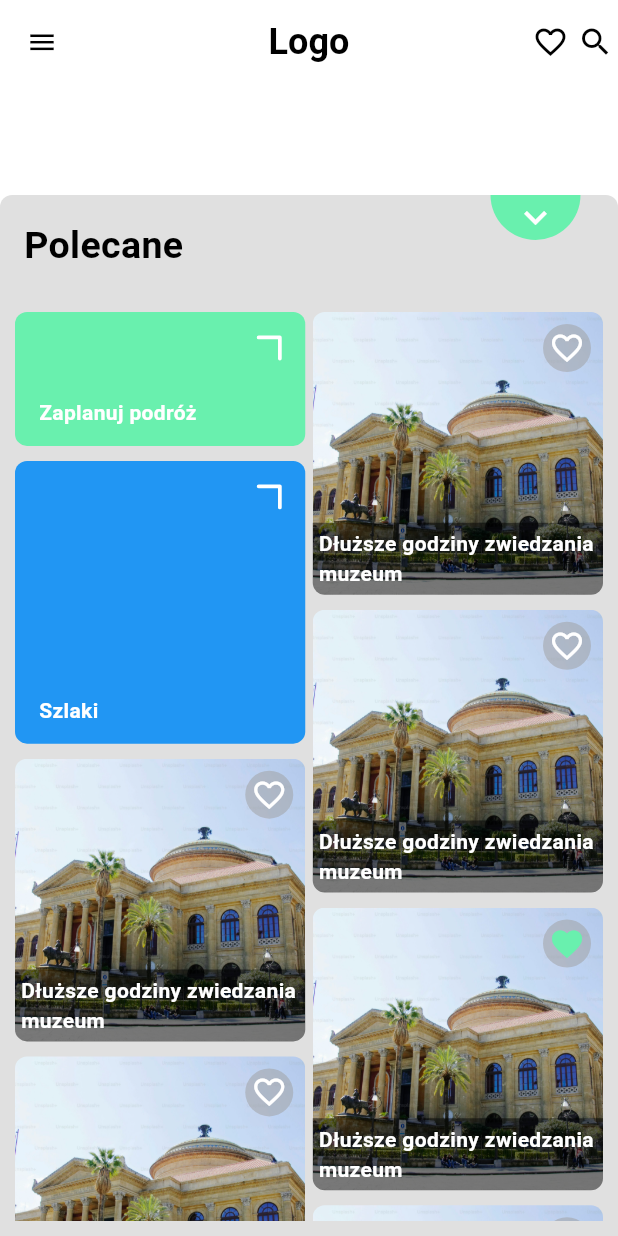
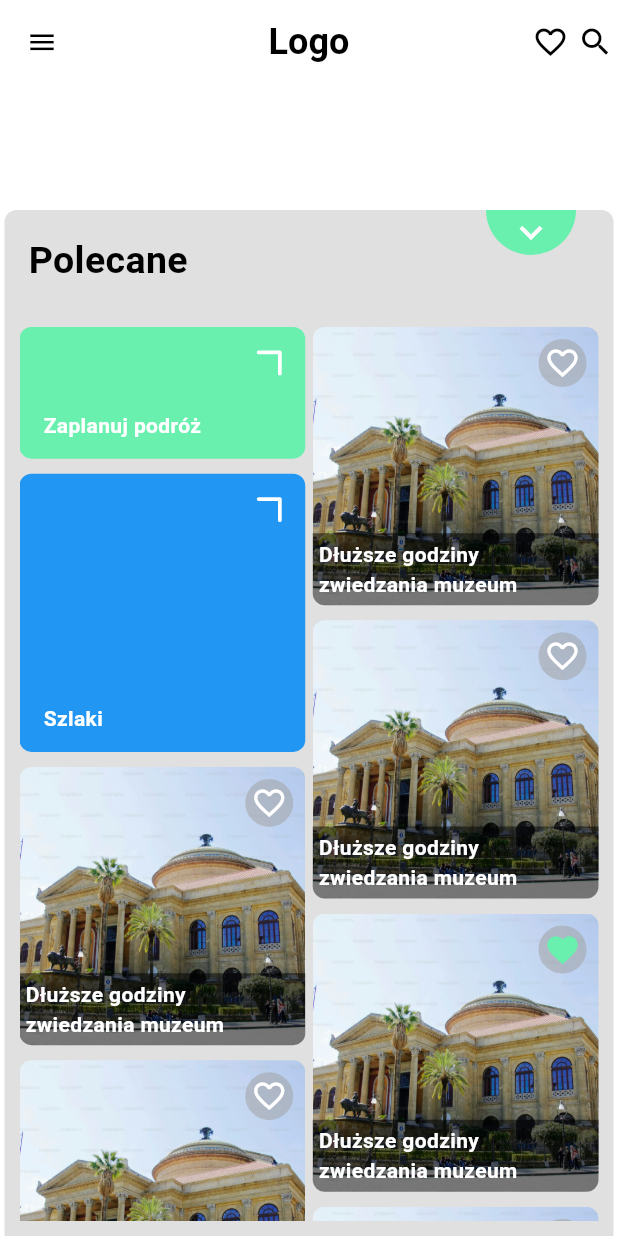
Before and after one commit to KacperMroz/pro_media_app, a Flutter app: the screen it shows after launch, on a phone screen of 412 x 824 dp. Run offline on Flutter 3.47's test engine with Material 3 defaults, Android fonts, the phone set to English and light mode, and no system bars; our stand-ins replace animated_text_kit, flutter_bloc, flutter_svg, freezed_annotation, get_it, go_router and 2 more; statements that could not run were skipped.

Commit message:
homeview to stack fix

```diff
--- a/lib/features/home/views/home_view.dart
+++ b/lib/features/home/views/home_view.dart
@@ -18,11 +18,15 @@ class HomeView extends StatelessWidget {
 
   @override
   Widget build(BuildContext context) {
-    return Column(
+    return Stack(
       children: [
         VideoAnimatedContainer(isVideoPlaying: isVideoPlaying, controller: controller),
-        Expanded(
+        AnimatedPadding(
+          padding: EdgeInsets.only(top: isVideoPlaying ? 265 : 140),
+          duration: const Duration(seconds: 1),
+          curve: Curves.linear,
           child: Container(
+            margin: const EdgeInsets.symmetric(horizontal: 3),
             decoration: BoxDecoration(
               color: Colors.grey[300],
               borderRadius:
```
